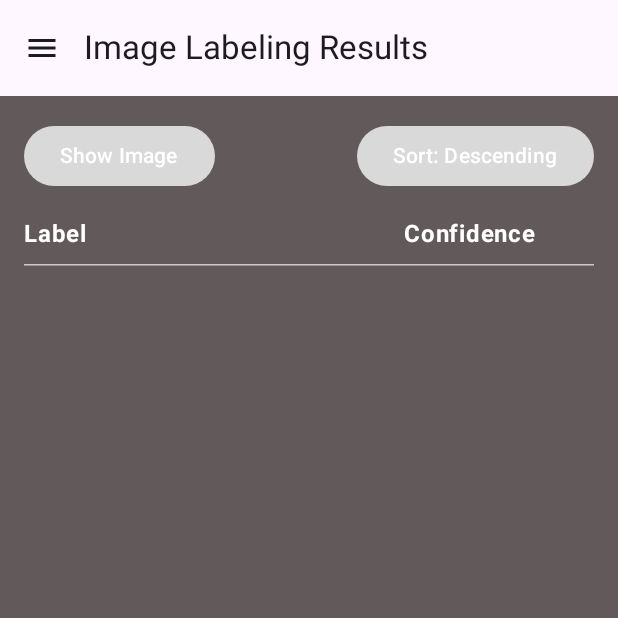
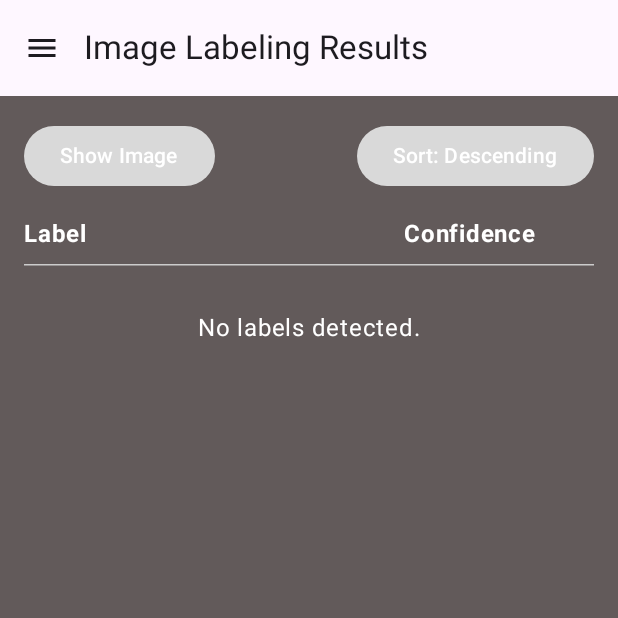
Before and after one commit to trongquochuydinh/Bakalarka, an Android app built with Jetpack Compose: the composable ImageLabelingResultScreen called with empty values, on a phone screen of 412 x 824 dp, the top half of it. Run offline under Robolectric (Android 15) with nearby library versions, the phone set to English and light mode, and no system bars; libraries missing offline, so code that uses them is left out: androidx.camera.core, androidx.camera.lifecycle, androidx.camera.view; pictures from the network do not load; 2 statements that could not run were skipped.

Commit message:
message for no labels

```diff
--- a/testing/app/src/main/java/com/example/testing/ui/results/ImageLabelingResultScreen.kt
+++ b/testing/app/src/main/java/com/example/testing/ui/results/ImageLabelingResultScreen.kt
@@ -105,6 +105,14 @@ fun ImageLabelingResultScreen(
             HorizontalDivider(color = Color.LightGray)
 
             // Table Rows
+            if (sortedItems.isEmpty()) {
+                Text(
+                    text = "No labels detected.",
+                    color = Color.White,
+                    style = MaterialTheme.typography.bodyLarge,
+                    modifier = Modifier.padding(top = 32.dp)
+                )
+            } else {
                 LazyColumn(
                     modifier = Modifier.fillMaxSize()
                 ) {
@@ -138,3 +146,4 @@ fun ImageLabelingResultScreen(
             }
         }
     }
+}
```
Lines whose indentation alone changed are shown as unchanged.
